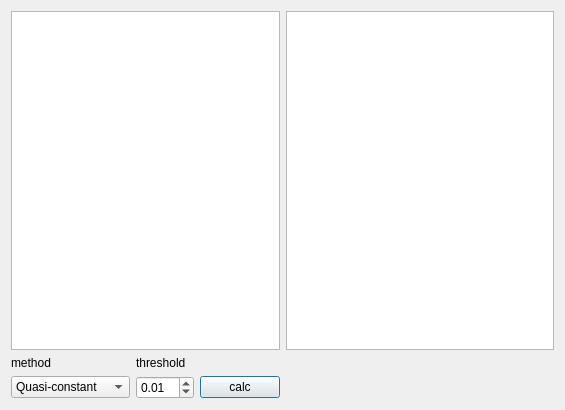
Old version of the form qt/feature_selection.ui in the repository idergunoff/geovel_1.0.
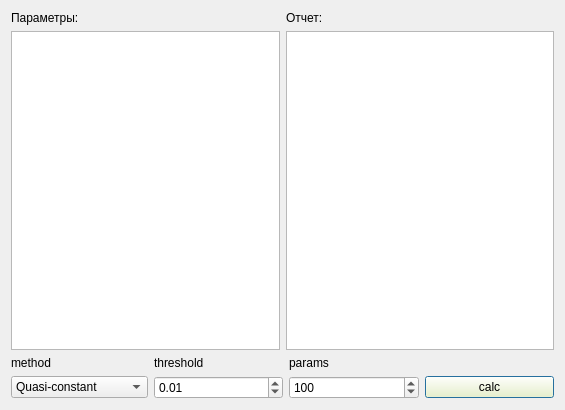
New version of the form.

Commit message: feature selection boruta, random forest

Diff of the .ui file:
```diff
--- a/qt/feature_selection.ui
+++ b/qt/feature_selection.ui
@@ -11,18 +11,30 @@
    </rect>
   </property>
   <property name="windowTitle">
-   <string>Dialog</string>
+   <string>Feature Selection</string>
   </property>
-  <layout class="QGridLayout" name="gridLayout_3">
-   <item row="0" column="0">
     <layout class="QGridLayout" name="gridLayout_2">
      <item row="0" column="0">
+    <widget class="QLabel" name="label_params">
+     <property name="text">
+      <string>Параметры:</string>
+     </property>
+    </widget>
+   </item>
+   <item row="0" column="1">
+    <widget class="QLabel" name="label_info">
+     <property name="text">
+      <string>Отчет:</string>
+     </property>
+    </widget>
+   </item>
+   <item row="1" column="0">
       <widget class="QListWidget" name="listWidget_features"/>
      </item>
-     <item row="0" column="1">
+   <item row="1" column="1">
       <widget class="QPlainTextEdit" name="plainTextEdit_results"/>
      </item>
-     <item row="1" column="0">
+   <item row="2" column="0" colspan="2">
       <layout class="QGridLayout" name="gridLayout">
        <item row="0" column="0">
         <widget class="QLabel" name="label">
@@ -38,6 +50,13 @@
          </property>
         </widget>
        </item>
+     <item row="0" column="2">
+      <widget class="QLabel" name="label_3">
+       <property name="text">
+        <string>params</string>
+       </property>
+      </widget>
+     </item>
        <item row="1" column="0">
         <widget class="QComboBox" name="comboBox_method">
          <item>
@@ -60,6 +79,31 @@
            <string>Correlation</string>
           </property>
          </item>
+       <item>
+        <property name="text">
+         <string>Forward Selection</string>
+        </property>
+       </item>
+       <item>
+        <property name="text">
+         <string>Backward Selection</string>
+        </property>
+       </item>
+       <item>
+        <property name="text">
+         <string>LASSO</string>
+        </property>
+       </item>
+       <item>
+        <property name="text">
+         <string>Random Forest</string>
+        </property>
+       </item>
+       <item>
+        <property name="text">
+         <string>Boruta</string>
+        </property>
+       </item>
         </widget>
        </item>
        <item row="1" column="1">
@@ -76,13 +120,24 @@
         </widget>
        </item>
        <item row="1" column="2">
+      <widget class="QSpinBox" name="spinBox_num_param">
+       <property name="maximum">
+        <number>1000</number>
+       </property>
+       <property name="value">
+        <number>100</number>
+       </property>
+      </widget>
+     </item>
+     <item row="1" column="3">
         <widget class="QPushButton" name="pushButton_select_features">
+       <property name="styleSheet">
+        <string notr="true">background-color: rgb(255, 255, 191);</string>
+       </property>
          <property name="text">
           <string>calc</string>
          </property>
         </widget>
-       </item>
-      </layout>
      </item>
     </layout>
    </item>
```
Lines whose indentation alone changed are shown as unchanged. The commit also changes 2 other files.
